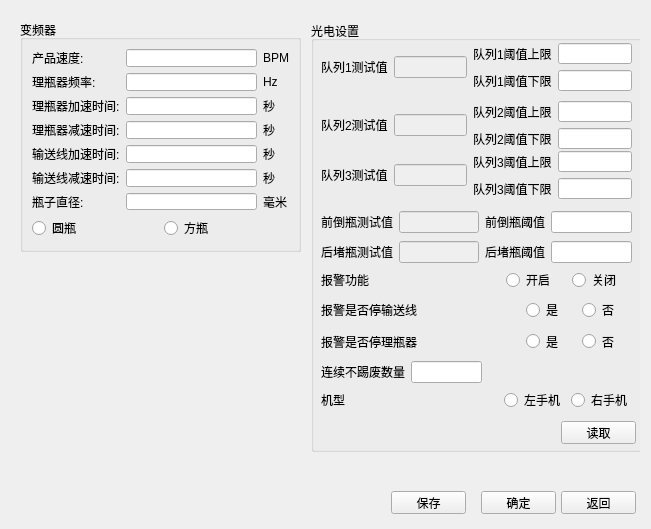
Qt form widget_plc.ui (zhuojiahu/GlasswareDetectSystem) before a commit.
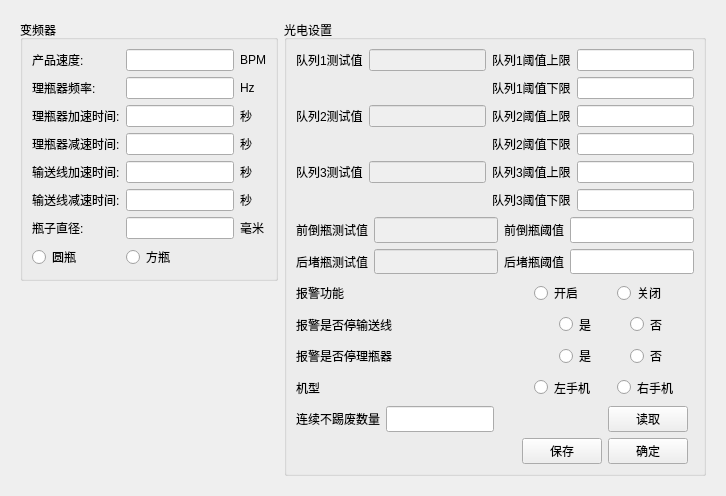
The same form after that commit.

```diff
--- a/widget_plc.ui
+++ b/widget_plc.ui
@@ -6,8 +6,8 @@
    <rect>
     <x>0</x>
     <y>0</y>
-    <width>651</width>
-    <height>529</height>
+    <width>726</width>
+    <height>496</height>
    </rect>
   </property>
   <property name="windowTitle">
@@ -16,41 +16,70 @@
   <layout class="QVBoxLayout" name="verticalLayout">
    <item>
     <widget class="QWidget" name="widget" native="true">
+     <layout class="QHBoxLayout" name="horizontalLayout_9">
+      <item>
+       <layout class="QVBoxLayout" name="verticalLayout_2">
+        <item>
      <widget class="QGroupBox" name="groupBox_8">
-      <property name="geometry">
-       <rect>
-        <x>9</x>
-        <y>9</y>
-        <width>281</width>
-        <height>232</height>
-       </rect>
-      </property>
       <property name="title">
        <string>变频器</string>
       </property>
       <layout class="QGridLayout" name="gridLayout">
        <item row="0" column="0" colspan="2">
         <layout class="QGridLayout" name="gridLayout_2">
-         <item row="6" column="1">
-          <widget class="QLineEdit" name="lineEdit_7"/>
-         </item>
-         <item row="6" column="0">
+             <item row="8" column="1">
+              <widget class="QRadioButton" name="radioButton_2">
+               <property name="sizePolicy">
+                <sizepolicy hsizetype="Preferred" vsizetype="Preferred">
+                 <horstretch>0</horstretch>
+                 <verstretch>0</verstretch>
+                </sizepolicy>
+               </property>
+               <property name="text">
+                <string>方瓶</string>
+               </property>
+              </widget>
+             </item>
+             <item row="8" column="0">
+              <widget class="QRadioButton" name="radioButton_1">
+               <property name="sizePolicy">
+                <sizepolicy hsizetype="Preferred" vsizetype="Preferred">
+                 <horstretch>0</horstretch>
+                 <verstretch>0</verstretch>
+                </sizepolicy>
+               </property>
+               <property name="text">
+                <string>圆瓶</string>
+               </property>
+              </widget>
+             </item>
+             <item row="1" column="1">
+              <widget class="QLineEdit" name="lineEdit_2">
+               <property name="sizePolicy">
+                <sizepolicy hsizetype="Expanding" vsizetype="Preferred">
+                 <horstretch>0</horstretch>
+                 <verstretch>0</verstretch>
+                </sizepolicy>
+               </property>
+              </widget>
+             </item>
+             <item row="7" column="0">
           <widget class="QLabel" name="label_32">
            <property name="text">
             <string>瓶子直径:</string>
            </property>
           </widget>
          </item>
-         <item row="5" column="2">
-          <widget class="QLabel" name="label_10">
-           <property name="text">
-            <string>秒</string>
+             <item row="7" column="1">
+              <widget class="QLineEdit" name="lineEdit_7">
+               <property name="sizePolicy">
+                <sizepolicy hsizetype="Expanding" vsizetype="Preferred">
+                 <horstretch>0</horstretch>
+                 <verstretch>0</verstretch>
+                </sizepolicy>
            </property>
           </widget>
          </item>
-         <item row="5" column="1">
-          <widget class="QLineEdit" name="lineEdit_6"/>
-         </item>
          <item row="5" column="0">
           <widget class="QLabel" name="label_35">
            <property name="text">
@@ -58,33 +87,23 @@
            </property>
           </widget>
          </item>
-         <item row="4" column="2">
-          <widget class="QLabel" name="label_8">
-           <property name="text">
-            <string>秒</string>
+             <item row="5" column="1">
+              <widget class="QLineEdit" name="lineEdit_6">
+               <property name="sizePolicy">
+                <sizepolicy hsizetype="Expanding" vsizetype="Preferred">
+                 <horstretch>0</horstretch>
+                 <verstretch>0</verstretch>
+                </sizepolicy>
            </property>
           </widget>
          </item>
-         <item row="4" column="1">
-          <widget class="QLineEdit" name="lineEdit_5"/>
-         </item>
-         <item row="4" column="0">
-          <widget class="QLabel" name="label_31">
+             <item row="5" column="2">
+              <widget class="QLabel" name="label_10">
            <property name="text">
-            <string>输送线加速时间:</string>
-           </property>
-          </widget>
-         </item>
-         <item row="3" column="2">
-          <widget class="QLabel" name="label_9">
-           <property name="text">
             <string>秒</string>
            </property>
           </widget>
          </item>
-         <item row="3" column="1">
-          <widget class="QLineEdit" name="lineEdit_4"/>
-         </item>
          <item row="3" column="0">
           <widget class="QLabel" name="label_29">
            <property name="text">
@@ -92,16 +111,13 @@
            </property>
           </widget>
          </item>
-         <item row="2" column="2">
-          <widget class="QLabel" name="label_11">
+             <item row="1" column="2">
+              <widget class="QLabel" name="label_28">
            <property name="text">
-            <string>秒</string>
+                <string>Hz</string>
            </property>
           </widget>
          </item>
-         <item row="2" column="1">
-          <widget class="QLineEdit" name="lineEdit_3"/>
-         </item>
          <item row="2" column="0">
           <widget class="QLabel" name="label_34">
            <property name="text">
@@ -109,16 +125,6 @@
            </property>
           </widget>
          </item>
-         <item row="1" column="2">
-          <widget class="QLabel" name="label_28">
-           <property name="text">
-            <string>Hz</string>
-           </property>
-          </widget>
-         </item>
-         <item row="1" column="1">
-          <widget class="QLineEdit" name="lineEdit_2"/>
-         </item>
          <item row="1" column="0">
           <widget class="QLabel" name="label_33">
            <property name="text">
@@ -126,6 +132,71 @@
            </property>
           </widget>
          </item>
+             <item row="0" column="1">
+              <widget class="QLineEdit" name="lineEdit_1">
+               <property name="sizePolicy">
+                <sizepolicy hsizetype="Expanding" vsizetype="Preferred">
+                 <horstretch>0</horstretch>
+                 <verstretch>0</verstretch>
+                </sizepolicy>
+               </property>
+              </widget>
+             </item>
+             <item row="4" column="2">
+              <widget class="QLabel" name="label_8">
+               <property name="text">
+                <string>秒</string>
+               </property>
+              </widget>
+             </item>
+             <item row="4" column="0">
+              <widget class="QLabel" name="label_31">
+               <property name="text">
+                <string>输送线加速时间:</string>
+               </property>
+              </widget>
+             </item>
+             <item row="2" column="1">
+              <widget class="QLineEdit" name="lineEdit_3">
+               <property name="sizePolicy">
+                <sizepolicy hsizetype="Expanding" vsizetype="Preferred">
+                 <horstretch>0</horstretch>
+                 <verstretch>0</verstretch>
+                </sizepolicy>
+               </property>
+              </widget>
+             </item>
+             <item row="7" column="2">
+              <widget class="QLabel" name="label_12">
+               <property name="text">
+                <string>毫米</string>
+               </property>
+              </widget>
+             </item>
+             <item row="4" column="1">
+              <widget class="QLineEdit" name="lineEdit_5">
+               <property name="sizePolicy">
+                <sizepolicy hsizetype="Expanding" vsizetype="Preferred">
+                 <horstretch>0</horstretch>
+                 <verstretch>0</verstretch>
+                </sizepolicy>
+               </property>
+              </widget>
+             </item>
+             <item row="0" column="2">
+              <widget class="QLabel" name="label_7">
+               <property name="text">
+                <string>BPM</string>
+               </property>
+              </widget>
+             </item>
+             <item row="3" column="2">
+              <widget class="QLabel" name="label_9">
+               <property name="text">
+                <string>秒</string>
+               </property>
+              </widget>
+             </item>
          <item row="0" column="0">
           <widget class="QLabel" name="label_30">
            <property name="text">
@@ -133,357 +204,293 @@
            </property>
           </widget>
          </item>
-         <item row="0" column="1">
-          <widget class="QLineEdit" name="lineEdit_1"/>
-         </item>
-         <item row="0" column="2">
-          <widget class="QLabel" name="label_7">
-           <property name="text">
-            <string>BPM</string>
+             <item row="3" column="1">
+              <widget class="QLineEdit" name="lineEdit_4">
+               <property name="sizePolicy">
+                <sizepolicy hsizetype="Expanding" vsizetype="Preferred">
+                 <horstretch>0</horstretch>
+                 <verstretch>0</verstretch>
+                </sizepolicy>
            </property>
           </widget>
          </item>
-         <item row="6" column="2">
-          <widget class="QLabel" name="label_12">
+             <item row="2" column="2">
+              <widget class="QLabel" name="label_11">
            <property name="text">
-            <string>毫米</string>
+                <string>秒</string>
            </property>
           </widget>
          </item>
         </layout>
        </item>
-       <item row="1" column="0">
-        <widget class="QRadioButton" name="radioButton_1">
-         <property name="text">
-          <string>圆瓶</string>
-         </property>
-        </widget>
-       </item>
-       <item row="1" column="1">
-        <widget class="QRadioButton" name="radioButton_2">
-         <property name="text">
-          <string>方瓶</string>
-         </property>
-        </widget>
-       </item>
-      </layout>
-     </widget>
+          </layout>
+         </widget>
+        </item>
+        <item>
+         <spacer name="verticalSpacer">
+          <property name="orientation">
+           <enum>Qt::Vertical</enum>
+          </property>
+          <property name="sizeHint" stdset="0">
+           <size>
+            <width>20</width>
+            <height>40</height>
+           </size>
+          </property>
+         </spacer>
+        </item>
+       </layout>
+      </item>
+      <item>
+       <layout class="QVBoxLayout" name="verticalLayout_3">
+        <item>
+         <widget class="QGroupBox" name="groupBox">
+          <property name="title">
+           <string>光电设置</string>
+          </property>
+          <layout class="QGridLayout" name="gridLayout_7">
+           <item row="11" column="0">
+            <layout class="QHBoxLayout" name="horizontalLayout_8">
+             <item>
+              <spacer name="horizontalSpacer_2">
+               <property name="orientation">
+                <enum>Qt::Horizontal</enum>
+               </property>
+               <property name="sizeHint" stdset="0">
+                <size>
+                 <width>40</width>
+                 <height>20</height>
+                </size>
+               </property>
+              </spacer>
+             </item>
+             <item>
      <widget class="QPushButton" name="pushButton_save">
-      <property name="geometry">
-       <rect>
-        <x>380</x>
-        <y>480</y>
-        <width>75</width>
-        <height>23</height>
-       </rect>
+               <property name="sizePolicy">
+                <sizepolicy hsizetype="Preferred" vsizetype="Preferred">
+                 <horstretch>0</horstretch>
+                 <verstretch>0</verstretch>
+                </sizepolicy>
       </property>
       <property name="text">
        <string>保存</string>
       </property>
      </widget>
+             </item>
+             <item>
      <widget class="QPushButton" name="SureButton">
-      <property name="geometry">
-       <rect>
-        <x>470</x>
-        <y>480</y>
-        <width>75</width>
-        <height>23</height>
-       </rect>
+               <property name="sizePolicy">
+                <sizepolicy hsizetype="Minimum" vsizetype="Preferred">
+                 <horstretch>0</horstretch>
+                 <verstretch>0</verstretch>
+                </sizepolicy>
       </property>
       <property name="text">
        <string>确定</string>
       </property>
      </widget>
-     <widget class="QPushButton" name="PlcReturn">
-      <property name="geometry">
-       <rect>
-        <x>550</x>
-        <y>480</y>
-        <width>75</width>
-        <height>23</height>
-       </rect>
-      </property>
+             </item>
+            </layout>
+           </item>
+           <item row="3" column="0" colspan="2">
+            <layout class="QHBoxLayout" name="horizontalLayout">
+             <item>
+              <widget class="QLabel" name="label_4">
+               <property name="text">
+                <string>前倒瓶测试值</string>
+               </property>
+              </widget>
+             </item>
+             <item>
+              <widget class="QLineEdit" name="lineEdit_18">
+               <property name="enabled">
+                <bool>false</bool>
+               </property>
+               <property name="sizePolicy">
+                <sizepolicy hsizetype="Expanding" vsizetype="Preferred">
+                 <horstretch>0</horstretch>
+                 <verstretch>0</verstretch>
+                </sizepolicy>
+               </property>
+              </widget>
+             </item>
+             <item>
+              <widget class="QLabel" name="label_2">
       <property name="text">
-       <string>返回</string>
-      </property>
-     </widget>
-     <widget class="QGroupBox" name="groupBox">
-      <property name="geometry">
-       <rect>
-        <x>300</x>
-        <y>10</y>
-        <width>331</width>
-        <height>431</height>
-       </rect>
-      </property>
-      <property name="title">
-       <string>光电设置</string>
-      </property>
-      <widget class="QWidget" name="layoutWidget">
-       <property name="geometry">
-        <rect>
-         <x>10</x>
-         <y>80</y>
-         <width>311</width>
-         <height>48</height>
-        </rect>
-       </property>
+                <string>前倒瓶阈值</string>
+               </property>
+              </widget>
+             </item>
+             <item>
+              <widget class="QLineEdit" name="lineEdit_17">
+               <property name="sizePolicy">
+                <sizepolicy hsizetype="Expanding" vsizetype="Preferred">
+                 <horstretch>0</horstretch>
+                 <verstretch>0</verstretch>
+                </sizepolicy>
+               </property>
+              </widget>
+             </item>
+            </layout>
+           </item>
+           <item row="4" column="0" colspan="2">
+            <layout class="QHBoxLayout" name="horizontalLayout_2">
+             <item>
+              <widget class="QLabel" name="label_20">
+               <property name="text">
+                <string>后堵瓶测试值</string>
+               </property>
+              </widget>
+             </item>
+             <item>
+              <widget class="QLineEdit" name="lineEdit_20">
+               <property name="enabled">
+                <bool>false</bool>
+               </property>
+               <property name="sizePolicy">
+                <sizepolicy hsizetype="Expanding" vsizetype="Preferred">
+                 <horstretch>0</horstretch>
+                 <verstretch>0</verstretch>
+                </sizepolicy>
+               </property>
+              </widget>
+             </item>
+             <item>
+              <widget class="QLabel" name="label_3">
+               <property name="text">
+                <string>后堵瓶阈值</string>
+               </property>
+              </widget>
+             </item>
+             <item>
+              <widget class="QLineEdit" name="lineEdit_19">
+               <property name="sizePolicy">
+                <sizepolicy hsizetype="Expanding" vsizetype="Preferred">
+                 <horstretch>0</horstretch>
+                 <verstretch>0</verstretch>
+                </sizepolicy>
+               </property>
+              </widget>
+             </item>
+            </layout>
+           </item>
+           <item row="1" column="0" colspan="2">
        <layout class="QGridLayout" name="gridLayout_4">
-        <item row="0" column="2">
+             <item row="0" column="4">
          <widget class="QLabel" name="label_18">
           <property name="text">
            <string>队列2阈值上限</string>
           </property>
          </widget>
         </item>
-        <item row="0" column="3">
-         <widget class="QLineEdit" name="lineEdit_11"/>
-        </item>
-        <item row="1" column="2">
+             <item row="1" column="4">
          <widget class="QLabel" name="label_13">
           <property name="text">
            <string>队列2阈值下限</string>
           </property>
          </widget>
         </item>
-        <item row="1" column="3">
-         <widget class="QLineEdit" name="lineEdit_12"/>
-        </item>
-        <item row="0" column="0" rowspan="2">
+             <item row="1" column="5">
+              <widget class="QLineEdit" name="lineEdit_12">
+               <property name="sizePolicy">
+                <sizepolicy hsizetype="Expanding" vsizetype="Preferred">
+                 <horstretch>0</horstretch>
+                 <verstretch>0</verstretch>
+                </sizepolicy>
+               </property>
+              </widget>
+             </item>
+             <item row="0" column="5">
+              <widget class="QLineEdit" name="lineEdit_11">
+               <property name="sizePolicy">
+                <sizepolicy hsizetype="Expanding" vsizetype="Preferred">
+                 <horstretch>0</horstretch>
+                 <verstretch>0</verstretch>
+                </sizepolicy>
+               </property>
+              </widget>
+             </item>
+             <item row="0" column="1">
          <widget class="QLabel" name="label_14">
           <property name="text">
            <string>队列2测试值</string>
           </property>
          </widget>
         </item>
-        <item row="0" column="1" rowspan="2">
+             <item row="0" column="3">
          <widget class="QLineEdit" name="lineEdit_13">
           <property name="enabled">
            <bool>false</bool>
           </property>
-         </widget>
-        </item>
-       </layout>
-      </widget>
-      <widget class="QWidget" name="layoutWidget_2">
-       <property name="geometry">
-        <rect>
-         <x>10</x>
-         <y>130</y>
-         <width>311</width>
-         <height>48</height>
-        </rect>
-       </property>
+               <property name="sizePolicy">
+                <sizepolicy hsizetype="Expanding" vsizetype="Preferred">
+                 <horstretch>0</horstretch>
+                 <verstretch>0</verstretch>
+                </sizepolicy>
+               </property>
+              </widget>
+             </item>
+            </layout>
+           </item>
+           <item row="2" column="0" colspan="2">
        <layout class="QGridLayout" name="gridLayout_5">
-        <item row="0" column="1" rowspan="2">
-         <widget class="QLineEdit" name="lineEdit_16">
-          <property name="enabled">
-           <bool>false</bool>
-          </property>
-         </widget>
-        </item>
-        <item row="1" column="2">
+             <item row="1" column="4">
          <widget class="QLabel" name="label_15">
           <property name="text">
            <string>队列3阈值下限</string>
           </property>
          </widget>
         </item>
-        <item row="0" column="3">
-         <widget class="QLineEdit" name="lineEdit_14"/>
-        </item>
-        <item row="1" column="3">
-         <widget class="QLineEdit" name="lineEdit_15"/>
-        </item>
-        <item row="0" column="0" rowspan="2">
-         <widget class="QLabel" name="label_16">
-          <property name="text">
-           <string>队列3测试值</string>
+             <item row="0" column="5">
+              <widget class="QLineEdit" name="lineEdit_14">
+               <property name="sizePolicy">
+                <sizepolicy hsizetype="Expanding" vsizetype="Preferred">
+                 <horstretch>0</horstretch>
+                 <verstretch>0</verstretch>
+                </sizepolicy>
           </property>
          </widget>
         </item>
-        <item row="0" column="2">
+             <item row="0" column="4">
          <widget class="QLabel" name="label_19">
           <property name="text">
            <string>队列3阈值上限</string>
           </property>
          </widget>
         </item>
-       </layout>
-      </widget>
-      <widget class="QWidget" name="layoutWidget_3">
-       <property name="geometry">
-        <rect>
-         <x>10</x>
-         <y>220</y>
-         <width>311</width>
-         <height>22</height>
-        </rect>
-       </property>
-       <layout class="QHBoxLayout" name="horizontalLayout_2">
-        <item>
-         <widget class="QLabel" name="label_20">
-          <property name="text">
-           <string>后堵瓶测试值</string>
-          </property>
-         </widget>
-        </item>
-        <item>
-         <widget class="QLineEdit" name="lineEdit_20">
-          <property name="enabled">
-           <bool>false</bool>
-          </property>
-         </widget>
-        </item>
-        <item>
-         <widget class="QLabel" name="label_3">
+             <item row="1" column="5">
+              <widget class="QLineEdit" name="lineEdit_15">
+               <property name="sizePolicy">
+                <sizepolicy hsizetype="Expanding" vsizetype="Preferred">
+                 <horstretch>0</horstretch>
+                 <verstretch>0</verstretch>
+                </sizepolicy>
+               </property>
+              </widget>
+             </item>
+             <item row="0" column="1">
+              <widget class="QLabel" name="label_16">
           <property name="text">
-           <string>后堵瓶阈值</string>
-          </property>
-         </widget>
-        </item>
-        <item>
-         <widget class="QLineEdit" name="lineEdit_19"/>
-        </item>
-       </layout>
-      </widget>
-      <widget class="QPushButton" name="pushButton_read">
-       <property name="geometry">
-        <rect>
-         <x>250</x>
-         <y>400</y>
-         <width>75</width>
-         <height>23</height>
-        </rect>
-       </property>
-       <property name="text">
-        <string>读取</string>
-       </property>
-      </widget>
-      <widget class="QWidget" name="layoutWidget">
-       <property name="geometry">
-        <rect>
-         <x>10</x>
-         <y>22</y>
-         <width>311</width>
-         <height>48</height>
-        </rect>
-       </property>
-       <layout class="QGridLayout" name="gridLayout_3">
-        <item row="0" column="2">
-         <widget class="QLabel" name="label_17">
-          <property name="text">
-           <string>队列1阈值上限</string>
+                <string>队列3测试值</string>
           </property>
          </widget>
         </item>
         <item row="0" column="3">
-         <widget class="QLineEdit" name="lineEdit_9"/>
-        </item>
-        <item row="1" column="2">
-         <widget class="QLabel" name="label_6">
-          <property name="text">
-           <string>队列1阈值下限</string>
-          </property>
-         </widget>
-        </item>
-        <item row="1" column="3">
-         <widget class="QLineEdit" name="lineEdit_10"/>
-        </item>
-        <item row="0" column="0" rowspan="2">
-         <widget class="QLabel" name="label">
-          <property name="text">
-           <string>队列1测试值</string>
-          </property>
-         </widget>
-        </item>
-        <item row="0" column="1" rowspan="2">
-         <widget class="QLineEdit" name="lineEdit_8">
+              <widget class="QLineEdit" name="lineEdit_16">
           <property name="enabled">
            <bool>false</bool>
           </property>
-         </widget>
-        </item>
-       </layout>
-      </widget>
-      <widget class="QWidget" name="layoutWidget">
-       <property name="geometry">
-        <rect>
-         <x>10</x>
-         <y>190</y>
-         <width>311</width>
-         <height>22</height>
-        </rect>
-       </property>
-       <layout class="QHBoxLayout" name="horizontalLayout">
-        <item>
-         <widget class="QLabel" name="label_4">
-          <property name="text">
-           <string>前倒瓶测试值</string>
-          </property>
-         </widget>
-        </item>
-        <item>
-         <widget class="QLineEdit" name="lineEdit_18">
-          <property name="enabled">
-           <bool>false</bool>
-          </property>
-         </widget>
-        </item>
-        <item>
-         <widget class="QLabel" name="label_2">
-          <property name="text">
-           <string>前倒瓶阈值</string>
-          </property>
-         </widget>
-        </item>
-        <item>
-         <widget class="QLineEdit" name="lineEdit_17"/>
-        </item>
-       </layout>
-      </widget>
-      <widget class="QWidget" name="layoutWidget_4">
-       <property name="geometry">
-        <rect>
-         <x>10</x>
-         <y>280</y>
-         <width>311</width>
-         <height>18</height>
-        </rect>
-       </property>
-       <layout class="QHBoxLayout" name="horizontalLayout_4" stretch="4,1,1">
-        <item>
-         <widget class="QLabel" name="label_21">
-          <property name="text">
-           <string>报警是否停输送线</string>
-          </property>
-         </widget>
-        </item>
-        <item>
-         <widget class="QRadioButton" name="radioButton_5">
-          <property name="text">
-           <string>是</string>
-          </property>
-         </widget>
-        </item>
-        <item>
-         <widget class="QRadioButton" name="radioButton_6">
-          <property name="text">
-           <string>否</string>
-          </property>
-         </widget>
-        </item>
-       </layout>
-      </widget>
-      <widget class="QWidget" name="layoutWidget_5">
-       <property name="geometry">
-        <rect>
-         <x>10</x>
-         <y>310</y>
-         <width>311</width>
-         <height>21</height>
-        </rect>
-       </property>
+               <property name="sizePolicy">
+                <sizepolicy hsizetype="Expanding" vsizetype="Preferred">
+                 <horstretch>0</horstretch>
+                 <verstretch>0</verstretch>
+                </sizepolicy>
+               </property>
+              </widget>
+             </item>
+            </layout>
+           </item>
+           <item row="7" column="0" colspan="2">
        <layout class="QHBoxLayout" name="horizontalLayout_5" stretch="4,1,1">
         <item>
          <widget class="QLabel" name="label_22">
@@ -494,6 +501,12 @@
         </item>
         <item>
          <widget class="QRadioButton" name="radioButton_7">
+               <property name="sizePolicy">
+                <sizepolicy hsizetype="Minimum" vsizetype="Preferred">
+                 <horstretch>0</horstretch>
+                 <verstretch>0</verstretch>
+                </sizepolicy>
+               </property>
           <property name="text">
            <string>是</string>
           </property>
@@ -501,22 +514,94 @@
         </item>
         <item>
          <widget class="QRadioButton" name="radioButton_8">
+               <property name="sizePolicy">
+                <sizepolicy hsizetype="Minimum" vsizetype="Preferred">
+                 <horstretch>0</horstretch>
+                 <verstretch>0</verstretch>
+                </sizepolicy>
+               </property>
           <property name="text">
            <string>否</string>
           </property>
          </widget>
         </item>
        </layout>
-      </widget>
-      <widget class="QWidget" name="layoutWidget">
-       <property name="geometry">
-        <rect>
-         <x>10</x>
-         <y>250</y>
-         <width>311</width>
-         <height>18</height>
-        </rect>
-       </property>
+           </item>
+           <item row="6" column="0" colspan="2">
+            <layout class="QHBoxLayout" name="horizontalLayout_4" stretch="4,1,1">
+             <item>
+              <widget class="QLabel" name="label_21">
+               <property name="text">
+                <string>报警是否停输送线</string>
+               </property>
+              </widget>
+             </item>
+             <item>
+              <widget class="QRadioButton" name="radioButton_5">
+               <property name="sizePolicy">
+                <sizepolicy hsizetype="Minimum" vsizetype="Preferred">
+                 <horstretch>0</horstretch>
+                 <verstretch>0</verstretch>
+                </sizepolicy>
+               </property>
+               <property name="text">
+                <string>是</string>
+               </property>
+              </widget>
+             </item>
+             <item>
+              <widget class="QRadioButton" name="radioButton_6">
+               <property name="sizePolicy">
+                <sizepolicy hsizetype="Minimum" vsizetype="Preferred">
+                 <horstretch>0</horstretch>
+                 <verstretch>0</verstretch>
+                </sizepolicy>
+               </property>
+               <property name="text">
+                <string>否</string>
+               </property>
+              </widget>
+             </item>
+            </layout>
+           </item>
+           <item row="9" column="0" colspan="2">
+            <layout class="QHBoxLayout" name="horizontalLayout_7" stretch="3,1,1">
+             <item>
+              <widget class="QLabel" name="label_24">
+               <property name="text">
+                <string>机型</string>
+               </property>
+              </widget>
+             </item>
+             <item>
+              <widget class="QRadioButton" name="radioButton_9">
+               <property name="sizePolicy">
+                <sizepolicy hsizetype="Minimum" vsizetype="Preferred">
+                 <horstretch>0</horstretch>
+                 <verstretch>0</verstretch>
+                </sizepolicy>
+               </property>
+               <property name="text">
+                <string>左手机</string>
+               </property>
+              </widget>
+             </item>
+             <item>
+              <widget class="QRadioButton" name="radioButton_10">
+               <property name="sizePolicy">
+                <sizepolicy hsizetype="Minimum" vsizetype="Preferred">
+                 <horstretch>0</horstretch>
+                 <verstretch>0</verstretch>
+                </sizepolicy>
+               </property>
+               <property name="text">
+                <string>右手机</string>
+               </property>
+              </widget>
+             </item>
+            </layout>
+           </item>
+           <item row="5" column="0" colspan="2">
        <layout class="QHBoxLayout" name="horizontalLayout_3" stretch="3,1,1">
         <item>
          <widget class="QLabel" name="label_5">
@@ -527,6 +612,12 @@
         </item>
         <item>
          <widget class="QRadioButton" name="radioButton_3">
+               <property name="sizePolicy">
+                <sizepolicy hsizetype="Minimum" vsizetype="Preferred">
+                 <horstretch>0</horstretch>
+                 <verstretch>0</verstretch>
+                </sizepolicy>
+               </property>
           <property name="text">
            <string>开启</string>
           </property>
@@ -534,22 +625,78 @@
         </item>
         <item>
          <widget class="QRadioButton" name="radioButton_4">
+               <property name="sizePolicy">
+                <sizepolicy hsizetype="Minimum" vsizetype="Preferred">
+                 <horstretch>0</horstretch>
+                 <verstretch>0</verstretch>
+                </sizepolicy>
+               </property>
           <property name="text">
            <string>关闭</string>
           </property>
          </widget>
         </item>
        </layout>
-      </widget>
-      <widget class="QWidget" name="layoutWidget">
-       <property name="geometry">
-        <rect>
-         <x>10</x>
-         <y>340</y>
-         <width>161</width>
-         <height>22</height>
-        </rect>
-       </property>
+           </item>
+           <item row="0" column="0" colspan="2">
+            <layout class="QGridLayout" name="gridLayout_3">
+             <item row="1" column="4">
+              <widget class="QLineEdit" name="lineEdit_10">
+               <property name="sizePolicy">
+                <sizepolicy hsizetype="Expanding" vsizetype="Preferred">
+                 <horstretch>0</horstretch>
+                 <verstretch>0</verstretch>
+                </sizepolicy>
+               </property>
+              </widget>
+             </item>
+             <item row="1" column="3">
+              <widget class="QLabel" name="label_6">
+               <property name="text">
+                <string>队列1阈值下限</string>
+               </property>
+              </widget>
+             </item>
+             <item row="0" column="4">
+              <widget class="QLineEdit" name="lineEdit_9">
+               <property name="sizePolicy">
+                <sizepolicy hsizetype="Expanding" vsizetype="Preferred">
+                 <horstretch>0</horstretch>
+                 <verstretch>0</verstretch>
+                </sizepolicy>
+               </property>
+              </widget>
+             </item>
+             <item row="0" column="3">
+              <widget class="QLabel" name="label_17">
+               <property name="text">
+                <string>队列1阈值上限</string>
+               </property>
+              </widget>
+             </item>
+             <item row="0" column="2">
+              <widget class="QLineEdit" name="lineEdit_8">
+               <property name="enabled">
+                <bool>false</bool>
+               </property>
+               <property name="sizePolicy">
+                <sizepolicy hsizetype="Expanding" vsizetype="Preferred">
+                 <horstretch>0</horstretch>
+                 <verstretch>0</verstretch>
+                </sizepolicy>
+               </property>
+              </widget>
+             </item>
+             <item row="0" column="1">
+              <widget class="QLabel" name="label">
+               <property name="text">
+                <string>队列1测试值</string>
+               </property>
+              </widget>
+             </item>
+            </layout>
+           </item>
+           <item row="10" column="0">
        <layout class="QHBoxLayout" name="horizontalLayout_6">
         <item>
          <widget class="QLabel" name="label_23">
@@ -559,47 +706,57 @@
          </widget>
         </item>
         <item>
-         <widget class="QLineEdit" name="lineEdit_21"/>
-        </item>
-       </layout>
-      </widget>
-      <widget class="QWidget" name="layoutWidget_6">
-       <property name="geometry">
-        <rect>
-         <x>10</x>
-         <y>370</y>
-         <width>311</width>
-         <height>18</height>
-        </rect>
-       </property>
-       <layout class="QHBoxLayout" name="horizontalLayout_7" stretch="3,1,1">
-        <item>
-         <widget class="QLabel" name="label_24">
-          <property name="text">
-           <string>机型</string>
-          </property>
+              <widget class="QLineEdit" name="lineEdit_21">
+               <property name="sizePolicy">
+                <sizepolicy hsizetype="Preferred" vsizetype="Preferred">
+                 <horstretch>0</horstretch>
+                 <verstretch>0</verstretch>
+                </sizepolicy>
+               </property>
          </widget>
         </item>
         <item>
-         <widget class="QRadioButton" name="radioButton_9">
-          <property name="text">
-           <string>左手机</string>
-          </property>
-         </widget>
+              <spacer name="horizontalSpacer">
+               <property name="orientation">
+                <enum>Qt::Horizontal</enum>
+               </property>
+               <property name="sizeHint" stdset="0">
+                <size>
+                 <width>40</width>
+                 <height>20</height>
+                </size>
+               </property>
+              </spacer>
         </item>
         <item>
-         <widget class="QRadioButton" name="radioButton_10">
+              <widget class="QPushButton" name="pushButton_read">
+               <property name="sizePolicy">
+                <sizepolicy hsizetype="Minimum" vsizetype="Preferred">
+                 <horstretch>0</horstretch>
+                 <verstretch>0</verstretch>
+                </sizepolicy>
+               </property>
           <property name="text">
-           <string>右手机</string>
+                <string>读取</string>
           </property>
          </widget>
         </item>
        </layout>
-      </widget>
-     </widget>
-    </widget>
+           </item>
+          </layout>
+         </widget>
+        </item>
+       </layout>
+      </item>
+     </layout>
+    </widget>
    </item>
   </layout>
+  <zorder>widget</zorder>
+  <zorder></zorder>
+  <zorder>groupBox</zorder>
+  <zorder></zorder>
+  <zorder>groupBox_8</zorder>
  </widget>
  <resources/>
  <connections/>
```
Lines whose indentation alone changed are shown as unchanged.
